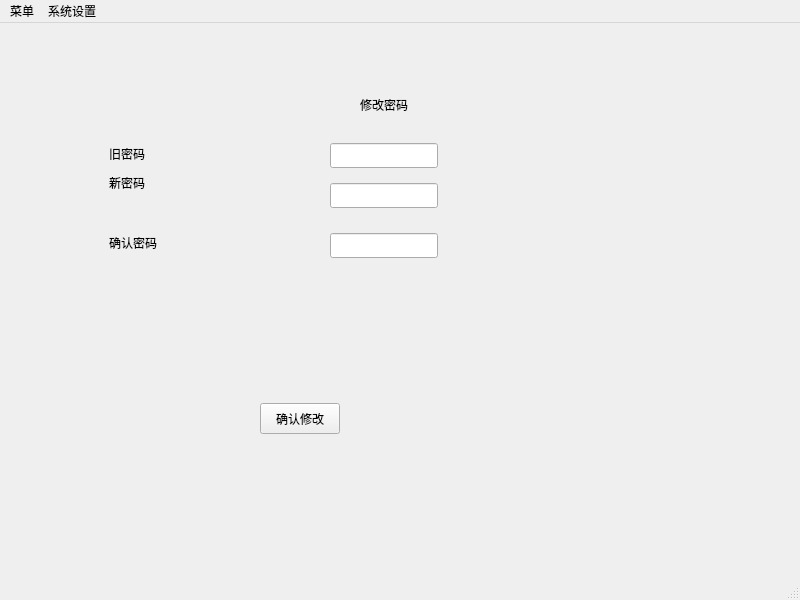
First picture: the form in untitled/mainmenu.ui, repository HhTtLllL/TTMS_network, before the edit.
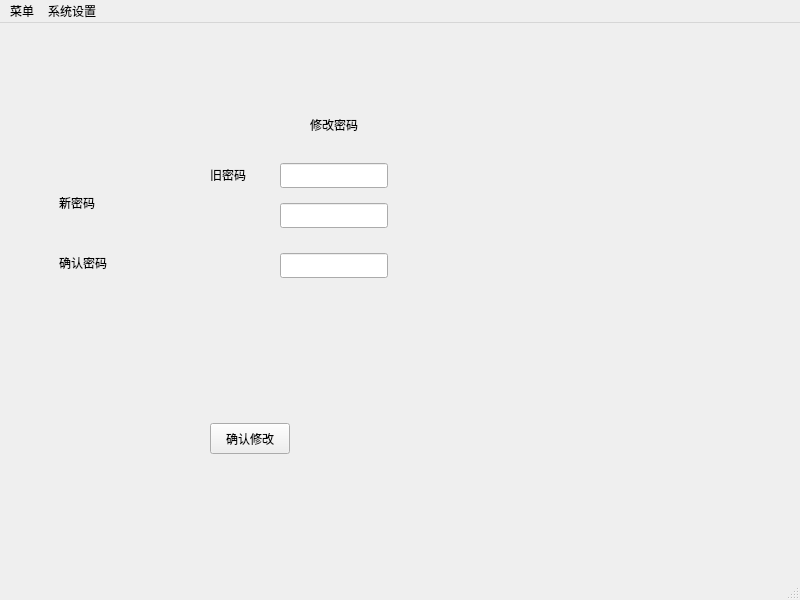
Second picture: the form after the edit. The open tabs and pages were chosen to show the change.

```diff
--- a/untitled/mainmenu.ui
+++ b/untitled/mainmenu.ui
@@ -17,10 +17,10 @@
    <widget class="QStackedWidget" name="stackedWidget">
     <property name="geometry">
      <rect>
-      <x>100</x>
-      <y>50</y>
-      <width>581</width>
-      <height>441</height>
+      <x>50</x>
+      <y>70</y>
+      <width>674</width>
+      <height>431</height>
      </rect>
     </property>
     <property name="currentIndex">
@@ -40,8 +40,8 @@
      <widget class="QLabel" name="label">
       <property name="geometry">
        <rect>
-        <x>9</x>
-        <y>69</y>
+        <x>160</x>
+        <y>70</y>
         <width>45</width>
         <height>23</height>
        </rect>
```
Left out of the diff: 2 changed lines with no effect on the pictures.
